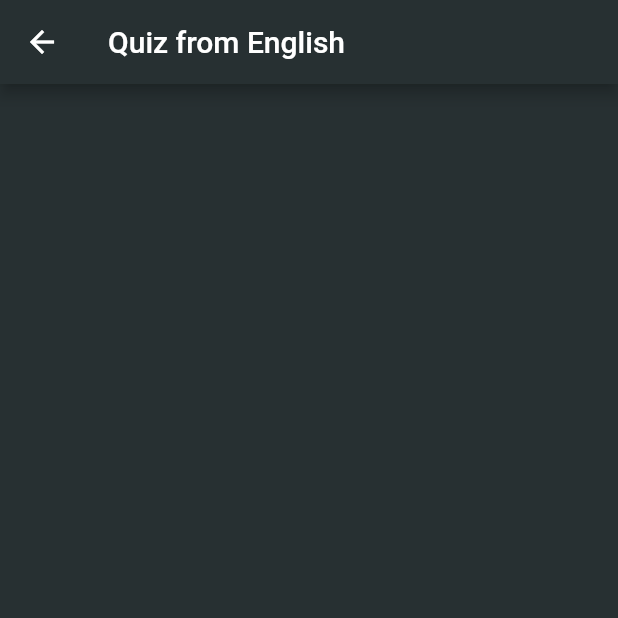
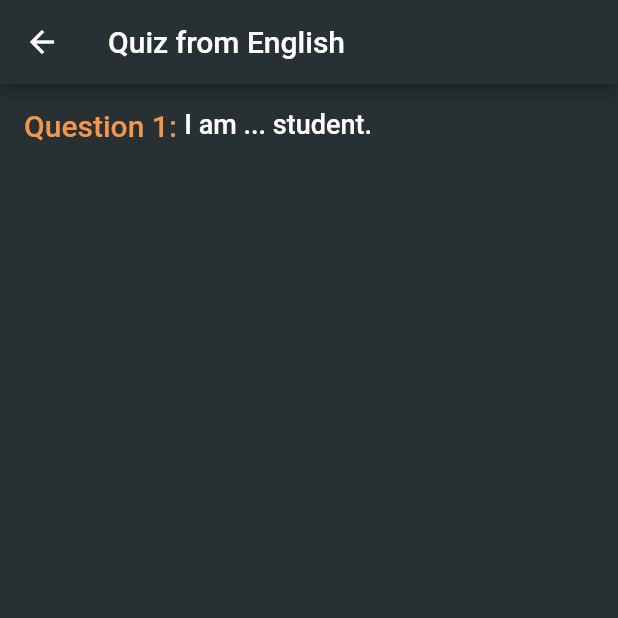
Before and after one commit to Abdusamad98/test_project, a Flutter app: the screen it shows after launch, after a tap on "English", on a phone screen of 412 x 824 dp, the top half of it. Run offline on Flutter 3.47's test engine with Material 2 defaults, Android fonts, the phone set to English and light mode, and no system bars; statements that could not run were skipped.

Commit message:
some changes

```diff
--- a/lib/repository/app_repository.dart
+++ b/lib/repository/app_repository.dart
@@ -10,7 +10,7 @@ class AppRepository {
       color: Colors.teal,
       questions: [
         QuestionModel(
-          questionText: "2+2",
+          questionText: "2+2 = ?",
           answer1: "1",
           answer2: "2",
           answer3: "3",
--- a/lib/ui/quiz_screen.dart
+++ b/lib/ui/quiz_screen.dart
@@ -1,5 +1,8 @@
 import 'package:flutter/material.dart';
+import 'package:test_project/models/question_model.dart';
 import 'package:test_project/models/subject_model.dart';
+import 'package:test_project/ui/widgets/question_text_view.dart';
+import 'package:test_project/utils/colors.dart';
 
 class QuizScreen extends StatefulWidget {
   const QuizScreen({super.key, required this.subjectModel});
@@ -11,12 +14,31 @@ class QuizScreen extends StatefulWidget {
 }
 
 class _QuizScreenState extends State<QuizScreen> {
+  List<QuestionModel> questions = [];
+
+  int currentQuestionIndex = 0;
+
+  @override
+  void initState() {
+    questions = widget.subjectModel.questions;
+    super.initState();
+  }
+
   @override
   Widget build(BuildContext context) {
     return Scaffold(
       appBar: AppBar(
         title: Text("Quiz from ${widget.subjectModel.subjectName}"),
       ),
+      body: ListView(
+        padding: EdgeInsets.all(16),
+        children: [
+          QuestionTextView(
+            questionText: questions[currentQuestionIndex].questionText,
+            currentQuestionIndex: currentQuestionIndex,
+          ),
+        ],
+      ),
     );
   }
 }
--- /dev/null
+++ b/lib/ui/widgets/question_text_view.dart
@@ -0,0 +1,37 @@
+import 'package:flutter/material.dart';
+import 'package:test_project/utils/colors.dart';
+
+class QuestionTextView extends StatelessWidget {
+  const QuestionTextView({super.key, required this.questionText, required this.currentQuestionIndex});
+
+  final String questionText;
+  final int currentQuestionIndex;
+
+  @override
+  Widget build(BuildContext context) {
+    return Row(
+      crossAxisAlignment: CrossAxisAlignment.start,
+      children: [
+        Text(
+          "Question ${currentQuestionIndex+1}: ",
+          style: const TextStyle(
+            color: AppColors.C_F2954D,
+            fontWeight: FontWeight.w500,
+            fontSize: 20,
+          ),
+        ),
+        Expanded(
+          child: Text(
+            questionText,
+            maxLines: 10,
+            style: const TextStyle(
+              color: Colors.white,
+              fontWeight: FontWeight.w500,
+              fontSize: 18,
+            ),
+          ),
+        )
+      ],
+    );
+  }
+}
```
